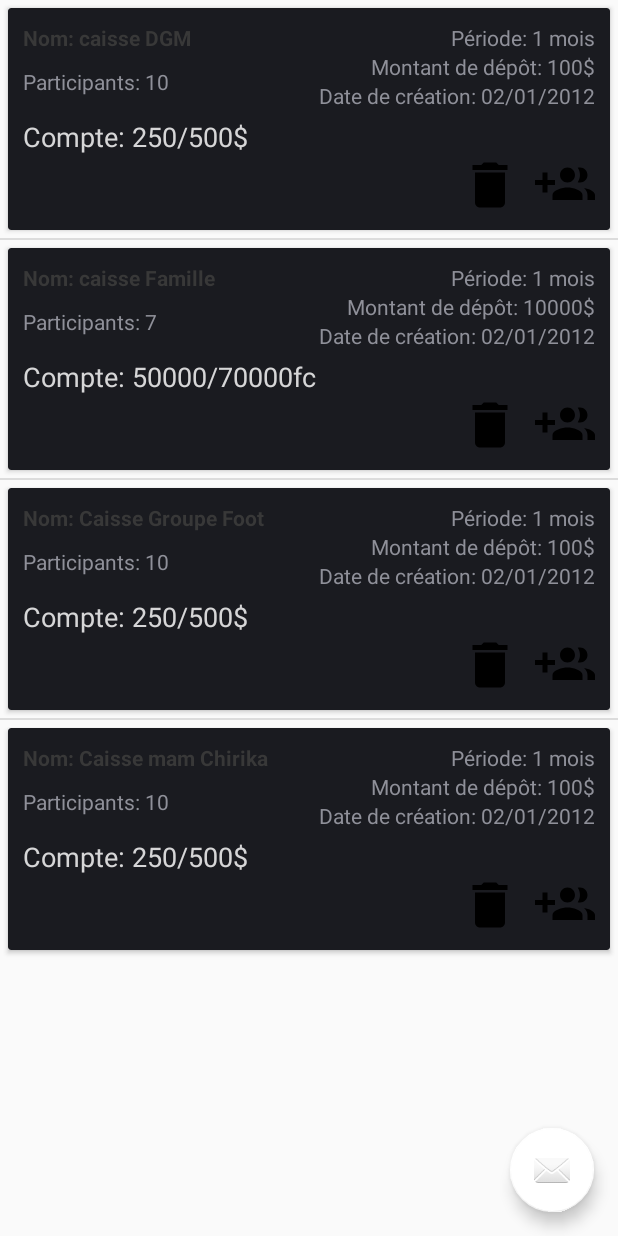
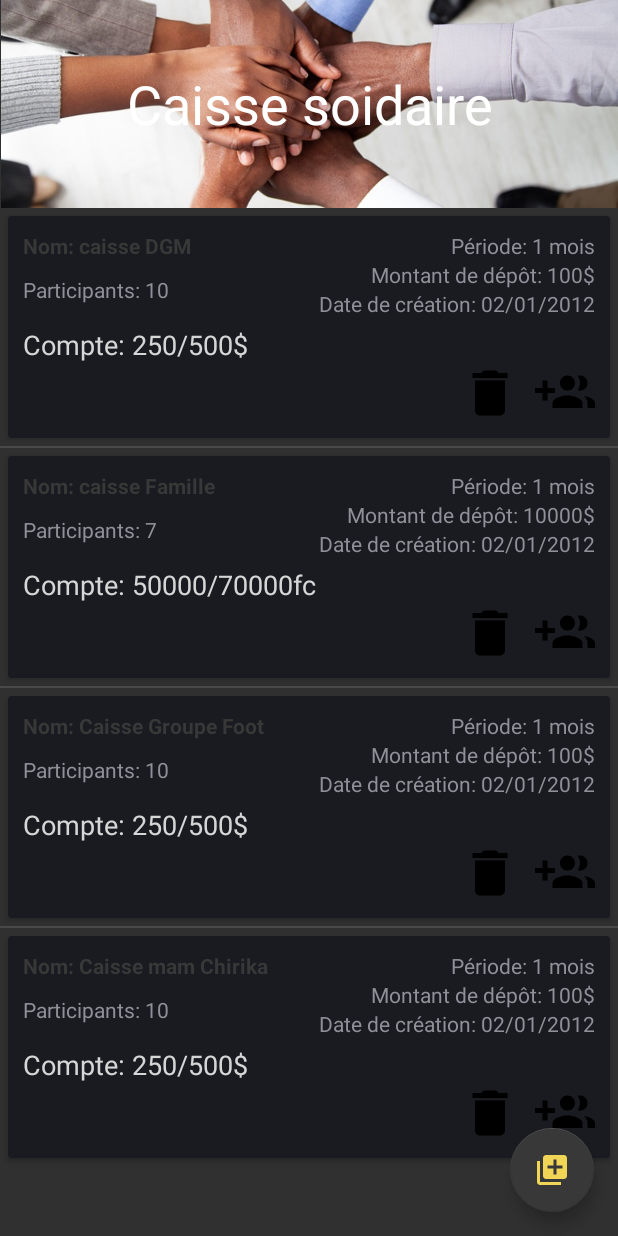
Before and after one commit to andymub/E-likilimba, an Android app: the CaisseSocialActivity screen opened directly, with no data from a screen before it, on a phone screen of 412 x 824 dp. Run offline under Robolectric (Android 15) with nearby library versions, the phone set to English and light mode, and no system bars.

Commit message:
Design Caisse solidarité 2-layout

```diff
--- a/app/src/main/AndroidManifest.xml
+++ b/app/src/main/AndroidManifest.xml
@@ -17,7 +17,7 @@
         <activity
             android:name=".CaisseSocialActivity"
             android:label="@string/title_activity_caisse_social"
-            android:theme="@style/AppTheme.NoActionBar"></activity>
+            android:theme="@style/Theme.Design.NoActionBar"></activity>
         <activity
             android:name=".NotificationUserActivity"
             android:theme="@style/Theme.Design.NoActionBar" />
--- /dev/null
+++ b/app/src/main/res/drawable/ic_library_add_black_24dp.xml
@@ -0,0 +1,5 @@
+<vector android:height="50dp" android:tint="#F1D557"
+    android:viewportHeight="24.0" android:viewportWidth="24.0"
+    android:width="50dp" xmlns:android="http://schemas.android.com/apk/res/android">
+    <path android:fillColor="#FF000000" android:pathData="M4,6L2,6v14c0,1.1 0.9,2 2,2h14v-2L4,20L4,6zM20,2L8,2c-1.1,0 -2,0.9 -2,2v12c0,1.1 0.9,2 2,2h12c1.1,0 2,-0.9 2,-2L22,4c0,-1.1 -0.9,-2 -2,-2zM19,11h-4v4h-2v-4L9,11L9,9h4L13,5h2v4h4v2z"/>
+</vector>
--- a/app/src/main/res/layout/activity_caisse_social.xml
+++ b/app/src/main/res/layout/activity_caisse_social.xml
@@ -6,10 +6,60 @@
     android:layout_height="match_parent"
     tools:context=".CaisseSocialActivity">
 
-    <include
-        layout="@layout/content_caisse_social"
+    <LinearLayout
         android:layout_width="match_parent"
-        android:layout_height="match_parent" />
+        android:layout_height="match_parent"
+        android:orientation="vertical">
+
+        <RelativeLayout
+            android:id="@+id/relativeCs"
+            android:layout_width="match_parent"
+            android:layout_height="wrap_content">
+
+            <ImageView
+                android:id="@+id/imageViewCS"
+                android:layout_width="wrap_content"
+                android:layout_height="wrap_content"
+                android:adjustViewBounds="true"
+                android:scaleType="centerInside"
+                app:srcCompat="@drawable/caisse_social_e_likilimba_rdc" />
+
+            <TextView
+                android:id="@+id/textView"
+                android:layout_width="match_parent"
+                android:layout_height="140dp"
+                android:layout_alignLeft="@+id/imageViewCS"
+                android:layout_alignTop="@+id/imageViewCS"
+                android:layout_alignRight="@+id/imageViewCS"
+                android:layout_alignBottom="@+id/imageViewCS"
+                android:gravity="center"
+                android:shadowColor="@color/color_button_default"
+                android:text="Caisse soidaire"
+                android:textColor="@color/CTA_text"
+                android:textColorHighlight="@color/design_default_color_error"
+                android:textColorHint="@color/color_button_default"
+                android:textSize="36sp" />
+
+        </RelativeLayout>
+
+        <ScrollView
+            android:layout_width="match_parent"
+            android:layout_height="wrap_content"
+            tools:ignore="NotSibling">
+
+            <LinearLayout
+                android:layout_width="match_parent"
+                android:layout_height="match_parent"
+                android:orientation="vertical">
+
+            </LinearLayout>
+        </ScrollView>
+
+        <include
+            layout="@layout/content_caisse_social"
+            android:layout_width="match_parent"
+            android:layout_height="match_parent" />
+    </LinearLayout>
 
     <com.google.android.material.floatingactionbutton.FloatingActionButton
         android:id="@+id/fab"
@@ -17,6 +67,8 @@
         android:layout_height="wrap_content"
         android:layout_gravity="bottom|end"
         android:layout_margin="@dimen/fab_margin"
-        app:srcCompat="@android:drawable/ic_dialog_email" />
+        app:backgroundTint="@color/card_cvv_color"
+        app:srcCompat="@drawable/ic_library_add_black_24dp"
+        tools:ignore="VectorDrawableCompat" />
 
 </androidx.coordinatorlayout.widget.CoordinatorLayout>
```
Also changed, not shown: app/src/main/java/com/e_likilimba/Adapter/CiasseSocRecyclerViewAdapter.java (deleted, +0 -74 lines), app/src/main/java/com/e_likilimba/Adapter/CsAdapter.java (+25 -18 lines), app/src/main/java/com/e_likilimba/CaisseSocialActivity.java (+14 -4 lines).
